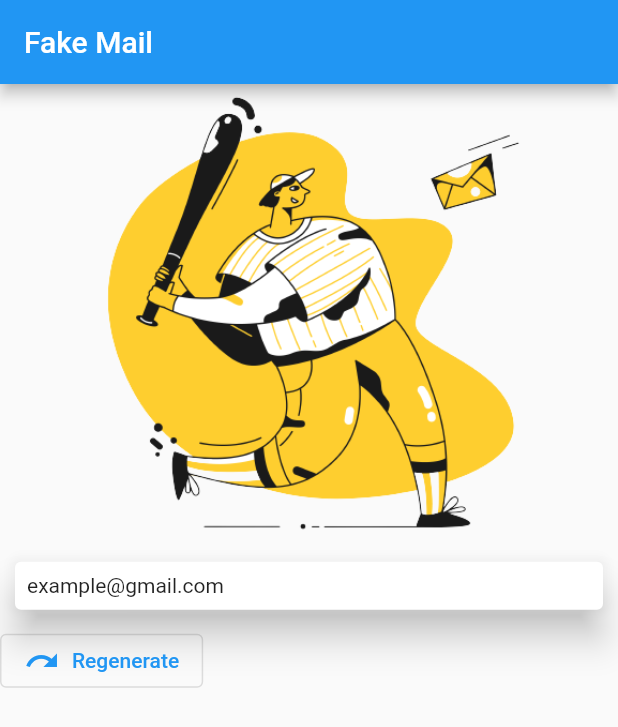
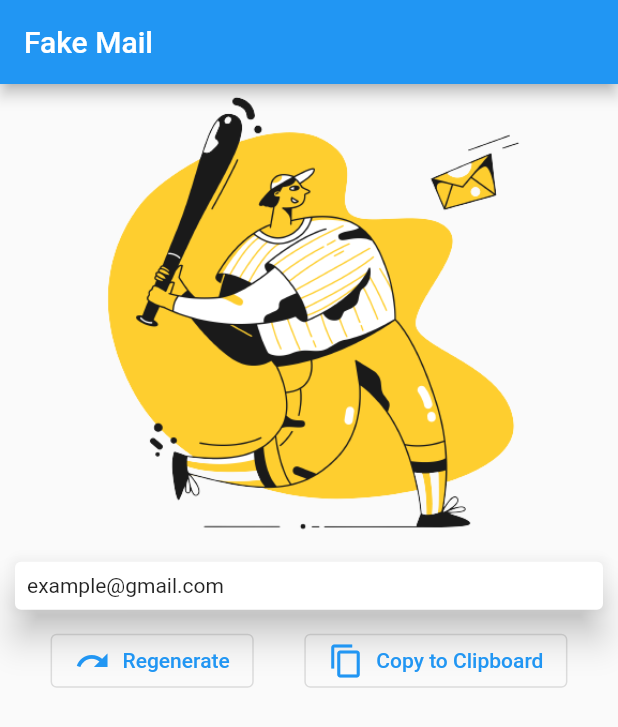
Before and after one commit to amanxnanda/temper_mail, a Flutter app: the screen it shows after launch, on a phone screen of 412 x 824 dp. Shown: the top 727 px of the screen. Run offline on Flutter 3.47's test engine with Material 2 defaults, Android fonts, the phone set to English and light mode, and no system bars.

Commit message:
added buttons

```diff
--- a/lib/screen/home_page.dart
+++ b/lib/screen/home_page.dart
@@ -22,15 +22,24 @@ class HomePage extends StatelessWidget {
             ),
           ),
           Row(
+            mainAxisAlignment: MainAxisAlignment.spaceEvenly,
             children: [
               OutlinedButton.icon(
                 onPressed: () {},
                 icon: Icon(Icons.redo),
                 label: Text('Regenerate'),
-
-
+              ),
+              OutlinedButton.icon(
+                onPressed: () {},
+                icon: Icon(Icons.copy),
+                label: Text('Copy to Clipboard'),
               ),
             ],
+          ),
+          Expanded(
+            child: Column(
+              children: [],
+            ),
           ),
         ],
       ),
```
